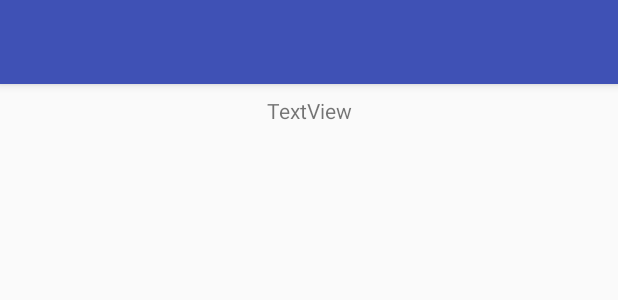
After one commit to ARJH/Theia, an Android app: the layout activity_directions.xml on its own in the app's theme, with its tools: preview values and no code run, on a phone screen of 412 x 824 dp. The commit adds this screen. Shown: the top 300 px of the screen. Run offline under Robolectric (Android 15) with nearby library versions, the phone set to English and light mode, and no system bars.

Commit message:
Created mockup directions activity

```diff
--- a/Theia/app/src/main/java/arjh/utdallas/edu/theia/basics/activity/BasicMenuActivity.java
+++ b/Theia/app/src/main/java/arjh/utdallas/edu/theia/basics/activity/BasicMenuActivity.java
@@ -1,6 +1,7 @@
 package arjh.utdallas.edu.theia.basics.activity;
 
 import android.support.v7.app.AppCompatActivity;
+import android.support.v7.widget.Toolbar;
 import android.view.Menu;
 import android.view.MenuItem;
 import android.widget.Toast;
@@ -29,4 +30,9 @@ public abstract class BasicMenuActivity extends AppCompatActivity {
 
         return super.onOptionsItemSelected(item);
     }
+
+    protected void setUpActionBar() {
+        Toolbar toolbar = findViewById(R.id.toolbar);
+        setSupportActionBar(toolbar);
+    }
 }
--- /dev/null
+++ b/Theia/app/src/main/res/layout/activity_directions.xml
@@ -0,0 +1,25 @@
+<?xml version="1.0" encoding="utf-8"?>
+<android.support.design.widget.CoordinatorLayout xmlns:android="http://schemas.android.com/apk/res/android"
+    xmlns:app="http://schemas.android.com/apk/res-auto"
+    xmlns:tools="http://schemas.android.com/tools"
+    android:layout_width="match_parent"
+    android:layout_height="match_parent"
+    tools:context="arjh.utdallas.edu.theia.DirectionsActivity">
+
+    <android.support.design.widget.AppBarLayout
+        android:layout_width="match_parent"
+        android:layout_height="wrap_content"
+        android:theme="@style/AppTheme.AppBarOverlay">
+
+        <android.support.v7.widget.Toolbar
+            android:id="@+id/toolbar"
+            android:layout_width="match_parent"
+            android:layout_height="?attr/actionBarSize"
+            android:background="?attr/colorPrimary"
+            app:popupTheme="@style/AppTheme.PopupOverlay" />
+
+    </android.support.design.widget.AppBarLayout>
+
+    <include layout="@layout/content_directions" />
+
+</android.support.design.widget.CoordinatorLayout>
--- /dev/null
+++ b/Theia/app/src/main/res/layout/content_directions.xml
@@ -0,0 +1,35 @@
+<?xml version="1.0" encoding="utf-8"?>
+<android.support.constraint.ConstraintLayout xmlns:android="http://schemas.android.com/apk/res/android"
+    xmlns:app="http://schemas.android.com/apk/res-auto"
+    xmlns:tools="http://schemas.android.com/tools"
+    android:layout_width="match_parent"
+    android:layout_height="match_parent"
+    app:layout_behavior="@string/appbar_scrolling_view_behavior"
+    tools:context="arjh.utdallas.edu.theia.DirectionsActivity"
+    tools:showIn="@layout/activity_directions">
+
+    <ListView
+        android:id="@+id/list_view_directions"
+        android:layout_width="match_parent"
+        android:layout_height="0dp"
+        android:layout_marginBottom="8dp"
+        android:layout_marginEnd="8dp"
+        android:layout_marginStart="8dp"
+        android:layout_marginTop="8dp"
+        app:layout_constraintBottom_toBottomOf="parent"
+        app:layout_constraintEnd_toEndOf="parent"
+        app:layout_constraintStart_toStartOf="parent"
+        app:layout_constraintTop_toBottomOf="@+id/text_view_navigating_to" />
+
+    <TextView
+        android:id="@+id/text_view_navigating_to"
+        android:layout_width="wrap_content"
+        android:layout_height="wrap_content"
+        android:layout_marginEnd="8dp"
+        android:layout_marginStart="8dp"
+        android:layout_marginTop="8dp"
+        android:text="TextView"
+        app:layout_constraintEnd_toEndOf="parent"
+        app:layout_constraintStart_toStartOf="parent"
+        app:layout_constraintTop_toTopOf="parent" />
+</android.support.constraint.ConstraintLayout>
--- a/Theia/app/src/main/res/values/strings.xml
+++ b/Theia/app/src/main/res/values/strings.xml
@@ -5,4 +5,6 @@
     <string name="title_activity_destination_selection">Destinations</string>
     <string name="label_menu_item_where_am_i">Where am I</string>
     <string name="toast_you_are_at">You are at %s</string>
+    <string name="title_activity_directions">Directions</string>
+    <string name="label_text_view_navigating_to">Navigating to: %s</string>
 </resources>
```
Also changed, not shown: Theia/app/src/main/AndroidManifest.xml (+10 -1 lines), Theia/app/src/main/java/arjh/utdallas/edu/theia/DestinationSelectionActivity.java (+19 -3 lines), Theia/app/src/main/java/arjh/utdallas/edu/theia/DirectionsActivity.java (added, +109 -0 lines).
